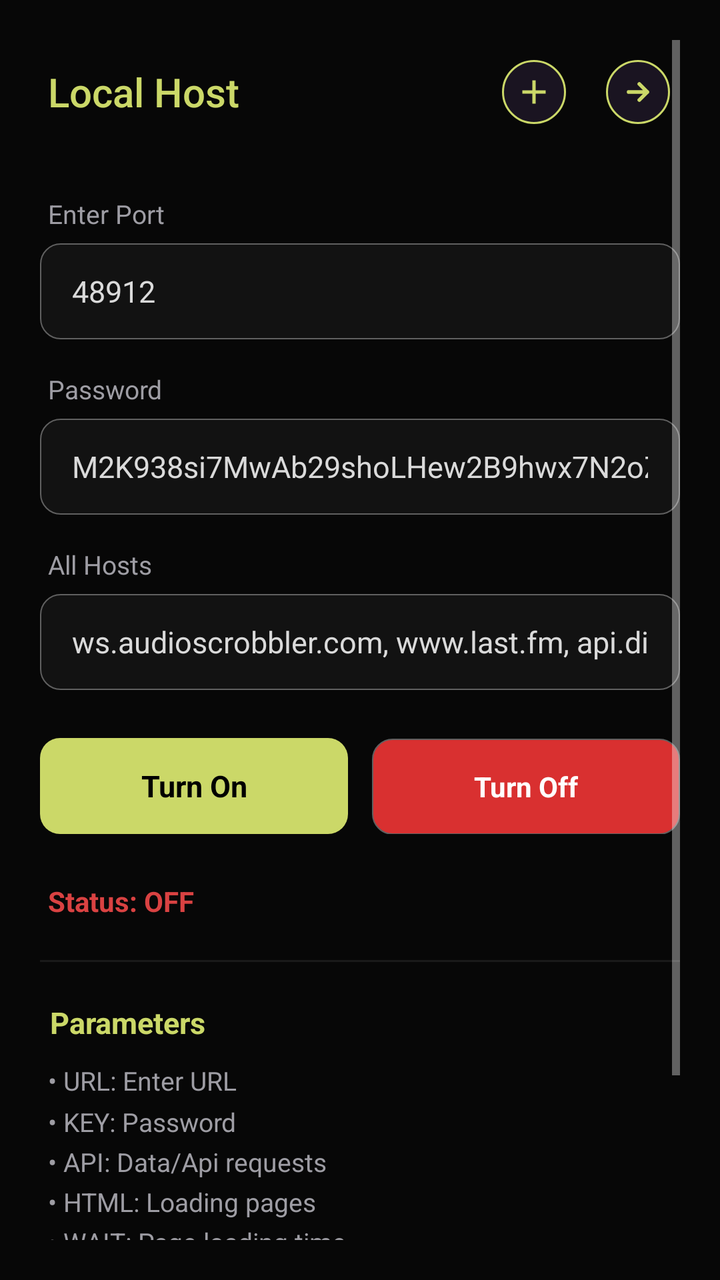
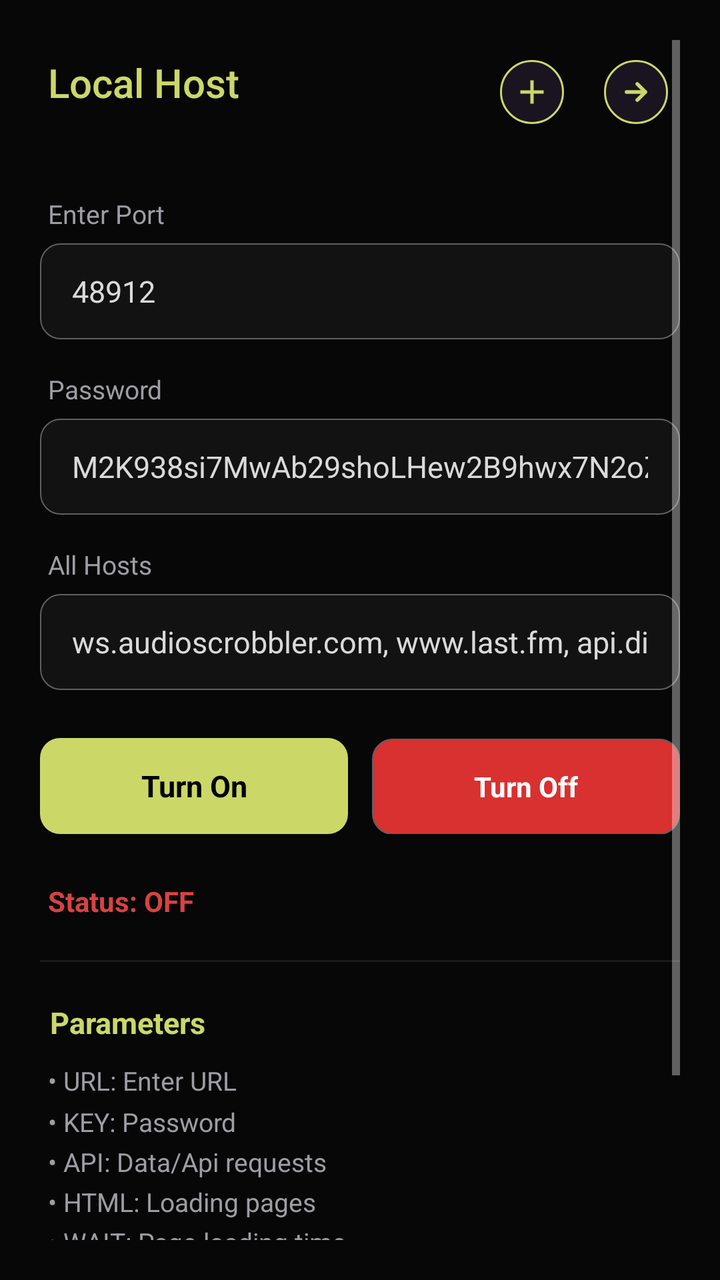

The first picture is an Android layout as it rendered before a commit; the second is the same layout after the commit. The layout source and the unified diff follow.
<!-- AndroidManifest.xml: application theme Theme.NetProxy -->
<!-- res/layout/activity_main.xml -->
<?xml version="1.0" encoding="utf-8"?>
<ScrollView xmlns:android="http://schemas.android.com/apk/res/android"
    android:layout_width="match_parent"
    android:layout_height="match_parent"
    android:background="#070707"
    android:fillViewport="true"
    android:focusable="true"
    android:focusableInTouchMode="true"
    android:padding="20dp">

    <LinearLayout
        android:layout_width="match_parent"
        android:layout_height="wrap_content"
        android:orientation="vertical">

        
        <LinearLayout
            android:layout_width="match_parent"
            android:layout_height="wrap_content"
            android:layout_marginTop="10dp"
            android:layout_marginBottom="36dp"
            android:gravity="center_vertical"
            android:orientation="horizontal">

            <TextView
                android:layout_width="0dp"
                android:layout_height="wrap_content"
                android:layout_weight="1"
                android:layout_marginStart="4dp"
                android:fontFamily="sans-serif-medium"
                android:text="Local Host"
                android:textColor="#CBD868"
                android:textSize="20sp" />

            
            <LinearLayout
                android:layout_width="wrap_content"
                android:layout_height="wrap_content"
                android:layout_marginEnd="5dp"
                android:gravity="center_vertical"
                android:orientation="horizontal">

                
                <ImageView
                    android:id="@+id/btnImport"
                    android:layout_width="32dp"
                    android:layout_height="32dp"
                    android:layout_marginEnd="20dp"
                    android:background="@drawable/bg_action_btn"
                    android:clickable="true"
                    android:focusable="true"
                    android:padding="6dp"
                    android:src="@drawable/bg_plus_icon" />

                
                <ImageView
                    android:id="@+id/btnExport"
                    android:layout_width="32dp"
                    android:layout_height="32dp"
                    android:background="@drawable/bg_action_btn"
                    android:clickable="true"
                    android:focusable="true"
                    android:padding="8dp"
                    android:src="@drawable/bg_arrow_icon" />
            </LinearLayout>
        </LinearLayout>

        <TextView
            android:layout_width="wrap_content"
            android:layout_height="wrap_content"
            android:layout_marginLeft="4dp"
            android:layout_marginBottom="6dp"
            android:text="Enter Port"
            android:textColor="#9E9DA4"
            android:textSize="13sp" />

        <EditText
            android:id="@+id/etPort"
            android:layout_width="match_parent"
            android:layout_height="48dp"
            android:layout_marginBottom="16dp"
            android:background="@drawable/bg_input"
            android:inputType="number"
            android:paddingHorizontal="16dp"
            android:text="48912"
            android:textColor="#DADADA"
            android:textSize="15sp" />

        <TextView
            android:layout_width="wrap_content"
            android:layout_height="wrap_content"
            android:layout_marginLeft="4dp"
            android:layout_marginBottom="6dp"
            android:text="Password"
            android:textColor="#9E9DA4"
            android:textSize="13sp" />

        <EditText
            android:id="@+id/etPassword"
            android:layout_width="match_parent"
            android:layout_height="48dp"
            android:layout_marginBottom="16dp"
            android:background="@drawable/bg_input"
            android:inputType="text"
            android:paddingHorizontal="16dp"
            android:text="M2K938si7MwAb29shoLHew2B9hwx7N2oZwbd18"
            android:textColor="#DADADA"
            android:textSize="15sp" />

        <TextView
            android:layout_width="wrap_content"
            android:layout_height="wrap_content"
            android:layout_marginLeft="4dp"
            android:layout_marginBottom="6dp"
            android:text="All Hosts"
            android:textColor="#9E9DA4"
            android:textSize="13sp" />

        <EditText
            android:id="@+id/etHosts"
            android:layout_width="match_parent"
            android:layout_height="48dp"
            android:layout_marginBottom="24dp"
            android:background="@drawable/bg_input"
            android:inputType="text"
            android:paddingHorizontal="16dp"
            android:text="ws.audioscrobbler.com, www.last.fm, api.discogs.com, www.googleapis.com, www.youtube.com, m.youtube.com, api.deezer.com, wikipedia.org, en.wikipedia.org, lrclib.net, lyrics.lewagon.ai, api.lyrics.ovh"
            android:textColor="#DADADA"
            android:textSize="15sp" />

        <LinearLayout
            android:layout_width="match_parent"
            android:layout_height="wrap_content"
            android:layout_marginBottom="24dp"
            android:orientation="horizontal">

            <TextView
                android:id="@+id/btnTurnOn"
                android:layout_width="0dp"
                android:layout_height="48dp"
                android:layout_weight="1"
                android:layout_marginEnd="6dp"
                android:background="@drawable/bg_btn_on_ripple"
                android:clickable="true"
                android:focusable="true"
                android:gravity="center"
                android:text="Turn On"
                android:textColor="#000000"
                android:textSize="15sp"
                android:textStyle="bold" />

            <TextView
                android:id="@+id/btnTurnOff"
                android:layout_width="0dp"
                android:layout_height="48dp"
                android:layout_weight="1"
                android:layout_marginStart="6dp"
                android:background="@drawable/bg_btn_off_ripple"
                android:clickable="true"
                android:focusable="true"
                android:gravity="center"
                android:text="Turn Off"
                android:textColor="#FFFFFF"
                android:textSize="14sp"
                android:textStyle="bold" />
        </LinearLayout>

        <TextView
            android:id="@+id/tvStatus"
            android:layout_width="match_parent"
            android:layout_height="wrap_content"
            android:layout_marginLeft="4dp"
            android:layout_marginBottom="20dp"
            android:text="Status: OFF"
            android:textColor="#D94242"
            android:textSize="14sp"
            android:textStyle="bold" />

        <View
            android:layout_width="match_parent"
            android:layout_height="1dp"
            android:layout_marginBottom="20dp"
            android:background="#1A1A1A" />

        <TextView
            android:layout_width="wrap_content"
            android:layout_height="wrap_content"
            android:layout_marginLeft="5dp"
            android:layout_marginBottom="10dp"
            android:text="Parameters"
            android:textColor="#CBD868"
            android:textSize="15sp"
            android:textStyle="bold" />

        <TextView
            android:layout_width="match_parent"
            android:layout_height="wrap_content"
            android:layout_marginLeft="4dp"
            android:layout_marginBottom="30dp"
            android:lineSpacingMultiplier="1.3"
            android:text="• URL: Enter URL\n• KEY: Password\n• API: Data/Api requests\n• HTML: Loading pages\n• WAIT: Page loading time\n• UA: Custom User-Agent"
            android:textColor="#9E9DA4"
            android:textSize="13sp" />

        <TextView
            android:layout_width="wrap_content"
            android:layout_height="wrap_content"
            android:layout_marginLeft="4dp"
            android:layout_marginBottom="8dp"
            android:text="Usage Example:"
            android:textColor="#7F9CAB"
            android:textSize="15sp"
            android:textStyle="bold" />

        <TextView
            android:id="@+id/tvExample"
            android:layout_width="match_parent"
            android:layout_height="wrap_content"
            android:layout_marginLeft="4dp"
            android:fontFamily="monospace"
            android:lineSpacingMultiplier="1.2"
            android:text="http://127.0.0.1:8080/?key=7777\nproxy://action?start=10"
            android:textColor="#CBD868"
            android:textSize="12sp" />

    </LinearLayout>
</ScrollView>
<!-- resources referenced by this layout -->
<resources>
  <!-- drawable bg_action_btn (drawable) -->
  <?xml version="1.0" encoding="utf-8"?>
  <shape xmlns:android="http://schemas.android.com/apk/res/android"
      android:shape="oval">
      <solid android:color="#1A1421" />
      <stroke android:width="1dp" android:color="#CBD868" />
  </shape>
  <!-- drawable bg_arrow_icon (drawable) -->
  <vector xmlns:android="http://schemas.android.com/apk/res/android"
      android:width="24dp"
      android:height="24dp"
      android:viewportWidth="24"
      android:viewportHeight="24">
    <path
        android:strokeColor="#CBD868"
        android:strokeWidth="2.8"
        android:strokeLineCap="round"
        android:strokeLineJoin="round"
        android:fillColor="@android:color/transparent"
        android:pathData="M5,12 H19 M13,6 L19,12 L13,18"/>
  </vector>
  <!-- drawable bg_btn_off_ripple (drawable) -->
  <?xml version="1.0" encoding="utf-8"?>
  <ripple xmlns:android="http://schemas.android.com/apk/res/android"
      android:color="#50FFFFFF">
      <item>
          <shape android:shape="rectangle">
              <solid android:color="#D93030" />
              <stroke android:width="0.8dp" android:color="#606060" />
              <corners android:radius="10dp" />
          </shape>
      </item>
  </ripple>
  <!-- drawable bg_btn_on_ripple (drawable) -->
  <?xml version="1.0" encoding="utf-8"?>
  <ripple xmlns:android="http://schemas.android.com/apk/res/android"
      android:color="#40000000">
      <item>
          <shape android:shape="rectangle">
              <solid android:color="#CBD868" />
              <corners android:radius="10dp" />
          </shape>
      </item>
  </ripple>
  <!-- drawable bg_input (drawable) -->
  <?xml version="1.0" encoding="utf-8"?>
  <selector xmlns:android="http://schemas.android.com/apk/res/android">
      
      <item android:state_focused="true">
          <shape android:shape="rectangle">
              <solid android:color="#121212" />
              <corners android:radius="10dp" />
              <stroke android:width="1dp" android:color="#888888" />
          </shape>
      </item>
      
      
      <item>
          <shape android:shape="rectangle">
              <solid android:color="#121212" />
              <corners android:radius="10dp" />
              <stroke android:width="0.8dp" android:color="#606060" />
          </shape>
      </item>
  </selector>
  <!-- drawable bg_plus_icon (drawable) -->
  <vector xmlns:android="http://schemas.android.com/apk/res/android"
      android:width="24dp"
      android:height="24dp"
      android:viewportWidth="24"
      android:viewportHeight="24">
    <path
        android:fillColor="#CBD868"
        android:pathData="M19,13h-6v6h-2v-6H5v-2h6V5h2v6h6v2z"/>
  </vector>
  <style name="Theme.NetProxy" parent="Theme.AppCompat.NoActionBar">
          <item name="android:statusBarColor">#070707</item>
          <item name="android:windowLightStatusBar">false</item>
          <item name="android:windowBackground">#070707</item>
          <item name="colorPrimary">#CBD868</item>
          <item name="colorAccent">#CBD868</item>
      </style>
</resources>

<!-- the commit's change to res/layout/activity_main.xml (unified diff, before → after) -->
@@ -27,6 +27,7 @@
                 android:layout_height="wrap_content"
                 android:layout_weight="1"
                 android:layout_marginStart="4dp"
+                android:layout_marginTop="-5dp"
                 android:fontFamily="sans-serif-medium"
                 android:text="Local Host"
                 android:textColor="#CBD868"
@@ -36,7 +37,7 @@
             <LinearLayout
                 android:layout_width="wrap_content"
                 android:layout_height="wrap_content"
-                android:layout_marginEnd="5dp"
+                android:layout_marginEnd="6dp"
                 android:gravity="center_vertical"
                 android:orientation="horizontal">
 
